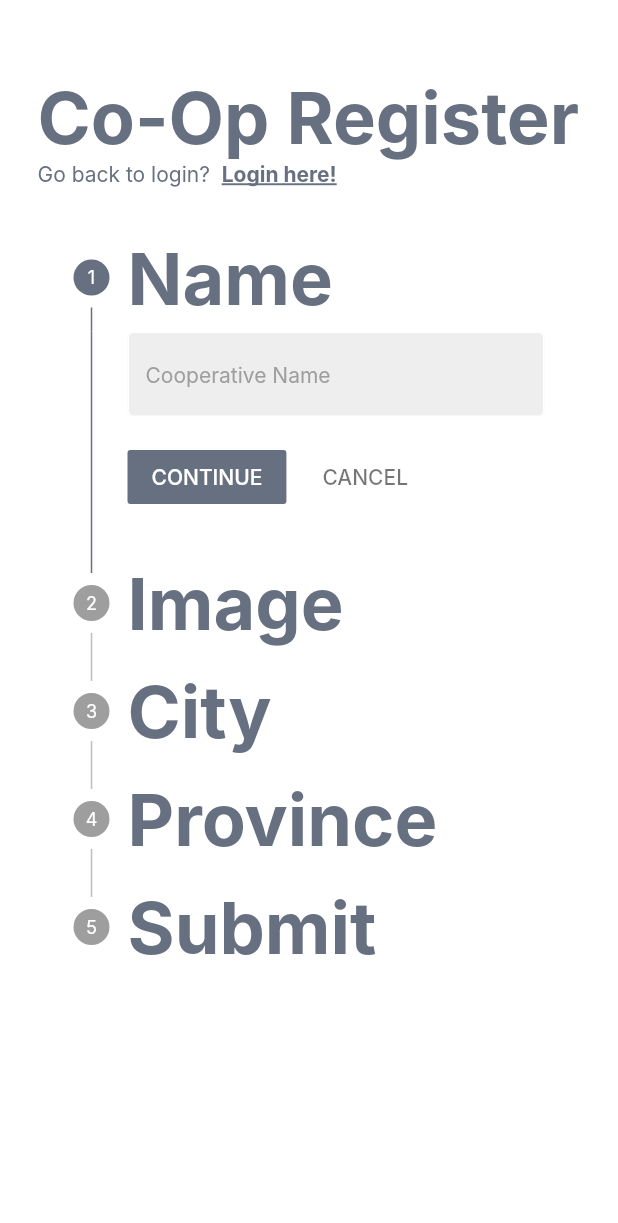
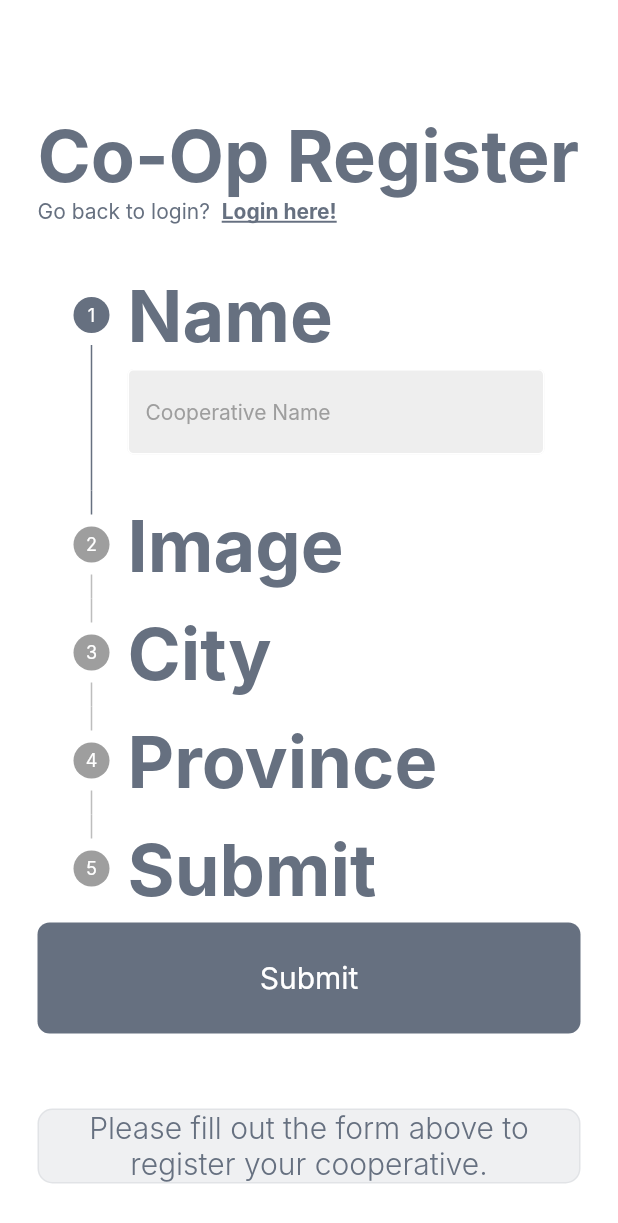
Before and after one commit to Villy15/cooptourism, a Flutter app: the RegisterCoopPage screen opened directly, on a phone screen of 412 x 824 dp. Shown: the top 1223 px of the screen. Run offline on Flutter 3.47's test engine with Material 2 defaults, Android fonts, the phone set to English and light mode, and no system bars; our stand-ins replace cloud_firestore, firebase_auth, firebase_core, firebase_storage, flutter_riverpod, go_router; accounts and stored records are empty; Roboto replaces fonts that are missing (Inter).

Commit message:
Add register coop

```diff
--- a/lib/config/route/go_router.dart
+++ b/lib/config/route/go_router.dart
@@ -1,7 +1,7 @@
 import 'package:cooptourism/config/auth.dart';
 import 'package:cooptourism/pages/auth/login_or_register.dart';
-import 'package:cooptourism/pages/auth/login_page.dart';
-import 'package:cooptourism/pages/auth/register_page.dart';
+// import 'package:cooptourism/pages/auth/login_page.dart';
+// import 'package:cooptourism/pages/auth/register_page.dart';
 import 'package:cooptourism/pages/cooperatives/coops_page.dart';
 import 'package:cooptourism/pages/cooperatives/selected_coop_page.dart';
 import 'package:cooptourism/pages/error/error_page.dart';
--- a/lib/data/repositories/cooperative_repository.dart
+++ b/lib/data/repositories/cooperative_repository.dart
@@ -19,4 +19,14 @@ class CooperativesRepository {
     }
     // get Cooperative data
   }
+
+  // Add cooperative
+  Future<void> addCooperative(CooperativesModel cooperative) async {
+    try {
+      await cooperativesCollection.add(cooperative.toJson());
+    } catch (e) {
+      debugPrint('Error adding cooperative to Firestore: $e');
+      // You might want to handle errors more gracefully here
+    }
+  }
 }
--- a/lib/data/repositories/listing_repository.dart
+++ b/lib/data/repositories/listing_repository.dart
@@ -1,5 +1,5 @@
 import 'package:cloud_firestore/cloud_firestore.dart';
-import 'package:cooptourism/data/models/Listing.dart';
+import 'package:cooptourism/data/models/listing.dart';
 import 'package:flutter/material.dart';
 
 class ListingRepository {
--- a/lib/pages/auth/login_or_register.dart
+++ b/lib/pages/auth/login_or_register.dart
@@ -1,7 +1,7 @@
 
 import 'package:cooptourism/pages/auth/login_page.dart';
 import 'package:cooptourism/pages/auth/register_coop/register_coop_page.dart';
-import 'package:cooptourism/pages/auth/register_page.dart';
+// import 'package:cooptourism/pages/auth/register_page.dart';
 import 'package:flutter/material.dart';
 
 
--- a/lib/pages/auth/login_page.dart
+++ b/lib/pages/auth/login_page.dart
@@ -2,7 +2,7 @@ import 'package:cooptourism/widgets/button.dart';
 import 'package:cooptourism/widgets/text_field.dart';
 import 'package:firebase_auth/firebase_auth.dart';
 import 'package:flutter/material.dart';
-import 'package:go_router/go_router.dart';
+// import 'package:go_router/go_router.dart';
 
 
 class LoginPage extends StatefulWidget {
--- a/lib/pages/auth/register_coop/register_coop_page.dart
+++ b/lib/pages/auth/register_coop/register_coop_page.dart
@@ -1,13 +1,14 @@
 // import 'package:cloud_firestore/cloud_firestore.dart';
+import 'package:cooptourism/data/models/cooperatives.dart';
+import 'package:cooptourism/data/repositories/cooperative_repository.dart';
 import 'package:cooptourism/widgets/button.dart';
 import 'package:cooptourism/widgets/text_field.dart';
 import 'package:flutter/material.dart';
 
-
 class RegisterCoopPage extends StatefulWidget {
   final Function()? onTap;
 
-  const RegisterCoopPage({super.key, this.onTap});
+  const RegisterCoopPage({Key? key, this.onTap}) : super(key: key);
 
   @override
   State<RegisterCoopPage> createState() => _RegisterCoopPageState();
@@ -17,12 +18,14 @@ class _RegisterCoopPageState extends State<RegisterCoopPage> {
   final coopNameController = TextEditingController();
   final cityController = TextEditingController();
   final provinceController = TextEditingController();
+
+  final coopRepostiroy = CooperativesRepository();
   int _currentStep = 0;
 
   List<Step> _buildSteps(BuildContext context) {
     return [
       Step(
-        title: const Text('Name', ),
+        title: const Text('Name'),
         content: Column(
           children: [
             MyTextField(
@@ -37,9 +40,7 @@ class _RegisterCoopPageState extends State<RegisterCoopPage> {
       Step(
         title: const Text('Image'),
         content: const Column(
-          children: [
-            Placeholder()
-          ],
+          children: [Placeholder()],
         ),
         isActive: _currentStep == 1,
       ),
@@ -81,10 +82,29 @@ class _RegisterCoopPageState extends State<RegisterCoopPage> {
     ];
   }
 
+  void _submitForm () async {
+    try {
+      final coop = CooperativesModel(
+        name: coopNameController.text,
+        city: cityController.text,
+        province: provinceController.text,
+      );
 
-  // Create a List of Step where first it has it has a name, an image, city, province
-  // and the last step has a button to submit the form
+      await coopRepostiroy.addCooperative(coop);
 
+
+    } catch (e) {
+      debugPrint(e.toString());
+    } finally {
+      if (context.mounted) {
+        ScaffoldMessenger.of(context).showSnackBar(
+          const SnackBar(
+            content: Text('Cooperative added successfully!'),
+          ),
+        );
+      }
+    }
+  }
 
   @override
   Widget build(BuildContext context) {
@@ -97,14 +117,10 @@ class _RegisterCoopPageState extends State<RegisterCoopPage> {
             child: Column(
               mainAxisAlignment: MainAxisAlignment.center,
               children: [
+                // New here? register now
+                const SizedBox(height: 50),
 
-                // New here? register now
-                const SizedBox(height: 25),
-
-                Container(
-
-                ),
-
+                Container(),
                 Row(
                   children: [
                     Text(
@@ -113,7 +129,6 @@ class _RegisterCoopPageState extends State<RegisterCoopPage> {
                     ),
                   ],
                 ),
-
                 Row(
                   children: [
                     Text(
@@ -132,41 +147,66 @@ class _RegisterCoopPageState extends State<RegisterCoopPage> {
                     )
                   ],
                 ),
-
                 const SizedBox(height: 25),
-
-
                 Stepper(
                   currentStep: _currentStep,
                   physics: const NeverScrollableScrollPhysics(),
-                  onStepContinue: () {
-                    setState(() {
-                      if (_currentStep < _buildSteps(context).length - 1) {
-                        _currentStep++;
+                  onStepTapped: (value) => setState(() => _currentStep = value),
+                  steps: _buildSteps(context),
+                  controlsBuilder:
+                      (BuildContext context, ControlsDetails controlsDetails) {
+                    if (_currentStep == _buildSteps(context).length - 1) {
+                      return Container();
+                    } else {
+                      return Row(
+                        children: [
+                          if (controlsDetails.onStepContinue != null)
+                            MyButton(
+                              onTap: controlsDetails.onStepContinue,
+                              text: 'Continue',
+                            ),
+                          if (controlsDetails.onStepCancel != null)
+                            MyButton(
+                              onTap: controlsDetails.onStepCancel,
+                              text: 'Cancel',
+                            ),
+                        ],
+                      );
                     }
-                    });
                   },
-                  onStepCancel: () {
-                    setState(() {
-                      if (_currentStep > 0) {
-                        _currentStep--;
-                      }
-                    });
-                  },
-                  steps: _buildSteps(context),
                 ),
                 if (_currentStep == _buildSteps(context).length - 1)
+                  const SizedBox(height: 60),
                   MyButton(
                     onTap: () {
-                      // Submit the form
+                      _submitForm();
                     },
                     text: 'Submit',
+                  ),
+                const SizedBox(height: 50),
+                Container(
+                  padding: const EdgeInsets.symmetric(horizontal: 25.0),
+                  decoration: BoxDecoration(
+                    border: Border.all(
+                      color: Theme.of(context).colorScheme.primary.withOpacity(0.1),
+                    ),
+                    color: Theme.of(context).colorScheme.primary.withOpacity(0.1),
+                    borderRadius: BorderRadius.circular(10),
+                  ),
+                  child: const Text(
+                    'Please fill out the form above to register your cooperative.',
+                    style: TextStyle(
+                      fontSize: 20,
+                      fontWeight: FontWeight.w300,
+                    ),
+                    textAlign: TextAlign.center,
+                  ),
                 ),
               ],
             ),
           ),
         ),
-      )
+      ),
     );
   }
 }
--- a/lib/pages/profile/about.dart
+++ b/lib/pages/profile/about.dart
@@ -37,8 +37,8 @@ class _ProfileAboutState extends State<ProfileAbout> {
     return Column(
       crossAxisAlignment: CrossAxisAlignment.start,
         children: [
-          Padding(
-            padding: const EdgeInsets.only(left: 15.0),
+          const Padding(
+            padding: EdgeInsets.only(left: 15.0),
             child: Text(
               'My Skills',
               style: TextStyle(
--- a/lib/pages/profile/coaching.dart
+++ b/lib/pages/profile/coaching.dart
@@ -10,7 +10,7 @@ class ProfileCoaching extends StatefulWidget {
 class _ProfileCoachingState extends State<ProfileCoaching> {
   @override
   Widget build(BuildContext context) {
-    return Column(
+    return const Column(
       children: [
         Text('Need help in improving that trust rating?'),
         Text('Get a coach to help you out!'),
--- a/lib/pages/profile/home.dart
+++ b/lib/pages/profile/home.dart
@@ -1,9 +1,9 @@
 // import 'package:cloud_firestore/cloud_firestore.dart';
 // import 'package:firebase_auth/firebase_auth.dart';
-import 'package:cloud_firestore/cloud_firestore.dart';
+// import 'package:cloud_firestore/cloud_firestore.dart';
 import 'package:flutter/material.dart';
 
-final FirebaseFirestore _firestore = FirebaseFirestore.instance;
+// final FirebaseFirestore _firestore = FirebaseFirestore.instance;
 
 class ProfileHome extends StatefulWidget {
   final Map<String, dynamic> userData;
--- a/pubspec.yaml
+++ b/pubspec.yaml
@@ -48,6 +48,7 @@ dependencies:
   google_nav_bar: ^5.0.6
 
   intl: ^0.18.1
+
 
   # API
   http: ^1.1.0
```
Also changed, not shown: lib/widgets/listing_card.dart (+5 -5 lines), lib/widgets/display_image.dart (renamed from lib/widgets/displayImage.dart), 1 other file. Lines whose indentation alone changed are shown as unchanged.
